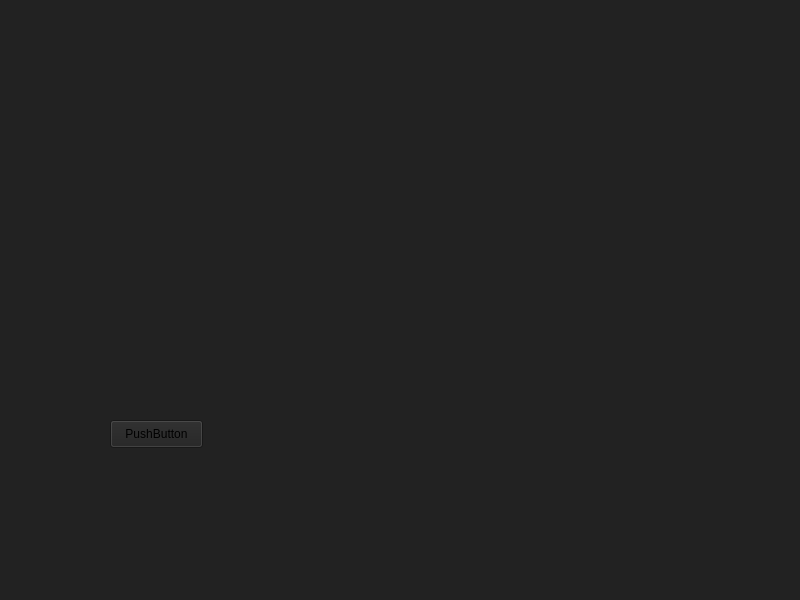
Alexandr-Filatov/BGA_Panel, file Panel.ui: the form before one commit.
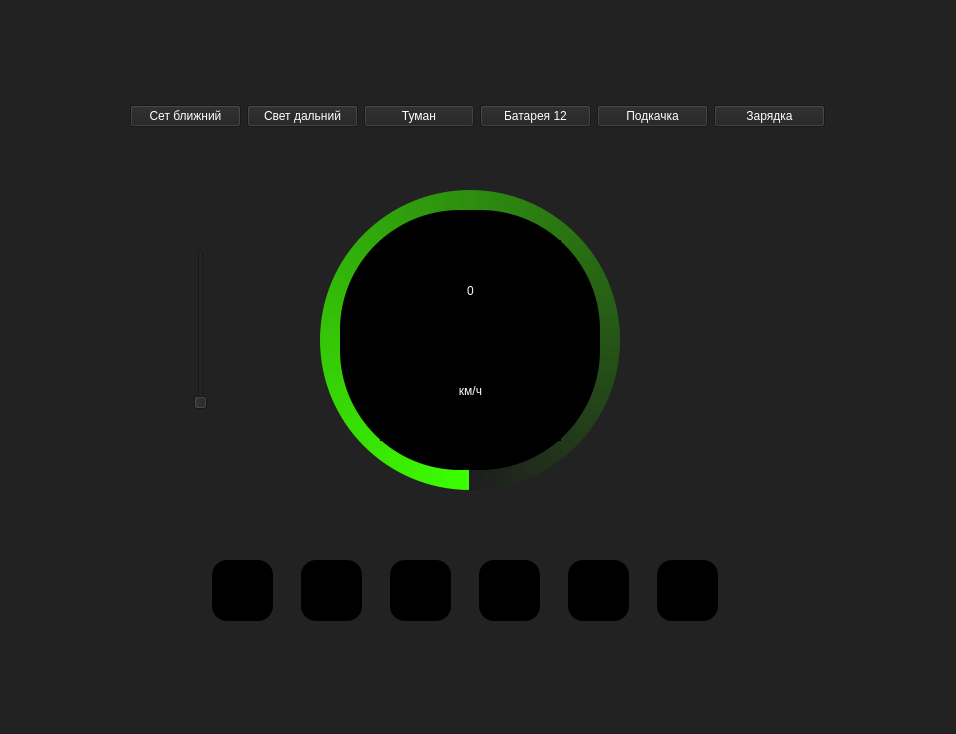
The form after the commit. Icons and pictures are not drawn.

Patch:
```diff
--- a/Panel.ui
+++ b/Panel.ui
@@ -6,8 +6,8 @@
    <rect>
     <x>0</x>
     <y>0</y>
-    <width>800</width>
-    <height>600</height>
+    <width>956</width>
+    <height>734</height>
    </rect>
   </property>
   <property name="windowTitle">
@@ -15,30 +15,39 @@
   </property>
   <property name="styleSheet">
    <string notr="true">background-color: rgb(34, 34, 34);
+color: rgb(255, 255, 255);
+font: 75 12pt &quot;MS Shell Dlg 2&quot;;
 </string>
   </property>
   <widget class="QWidget" name="centralwidget">
+   <widget class="QWidget" name="">
+    <property name="geometry">
+     <rect>
+      <x>190</x>
+      <y>520</y>
+      <width>551</width>
+      <height>141</height>
+     </rect>
+    </property>
+    <layout class="QHBoxLayout" name="horizontalLayout_2">
+     <item>
    <widget class="QLabel" name="label">
-    <property name="geometry">
-     <rect>
-      <x>110</x>
-      <y>180</y>
-      <width>61</width>
-      <height>61</height>
-     </rect>
-    </property>
     <property name="sizePolicy">
-     <sizepolicy hsizetype="Fixed" vsizetype="Fixed">
+        <sizepolicy hsizetype="Expanding" vsizetype="Expanding">
       <horstretch>0</horstretch>
       <verstretch>0</verstretch>
      </sizepolicy>
     </property>
     <property name="maximumSize">
      <size>
-      <width>1024</width>
-      <height>1024</height>
-     </size>
-    </property>
+         <width>61</width>
+         <height>61</height>
+        </size>
+       </property>
+       <property name="styleSheet">
+        <string notr="true">background-color: rgb(0, 0, 0);
+border-radius: 15px;</string>
+       </property>
     <property name="text">
      <string/>
     </property>
@@ -49,52 +58,25 @@
      <bool>true</bool>
     </property>
    </widget>
-   <widget class="QLabel" name="label_2">
-    <property name="geometry">
-     <rect>
-      <x>110</x>
-      <y>250</y>
-      <width>61</width>
-      <height>61</height>
-     </rect>
-    </property>
-    <property name="sizePolicy">
-     <sizepolicy hsizetype="Fixed" vsizetype="Fixed">
-      <horstretch>0</horstretch>
-      <verstretch>0</verstretch>
-     </sizepolicy>
-    </property>
-    <property name="maximumSize">
-     <size>
-      <width>1024</width>
-      <height>1024</height>
-     </size>
-    </property>
-    <property name="text">
-     <string/>
-    </property>
-    <property name="pixmap">
-     <pixmap>icons/car-lights-light-svgrepo-on-com.png</pixmap>
-    </property>
-    <property name="scaledContents">
-     <bool>true</bool>
-    </property>
-   </widget>
+     </item>
+     <item>
    <widget class="QLabel" name="label_3">
-    <property name="geometry">
-     <rect>
-      <x>190</x>
-      <y>180</y>
-      <width>61</width>
-      <height>61</height>
-     </rect>
-    </property>
     <property name="sizePolicy">
      <sizepolicy hsizetype="Fixed" vsizetype="Fixed">
       <horstretch>0</horstretch>
       <verstretch>0</verstretch>
      </sizepolicy>
     </property>
+       <property name="maximumSize">
+        <size>
+         <width>61</width>
+         <height>61</height>
+        </size>
+       </property>
+       <property name="styleSheet">
+        <string notr="true">background-color: rgb(0, 0, 0);
+border-radius:15px;</string>
+       </property>
     <property name="text">
      <string/>
     </property>
@@ -105,46 +87,25 @@
      <bool>true</bool>
     </property>
    </widget>
-   <widget class="QLabel" name="label_4">
-    <property name="geometry">
-     <rect>
-      <x>190</x>
-      <y>250</y>
-      <width>61</width>
-      <height>61</height>
-     </rect>
-    </property>
-    <property name="sizePolicy">
-     <sizepolicy hsizetype="Fixed" vsizetype="Fixed">
-      <horstretch>0</horstretch>
-      <verstretch>0</verstretch>
-     </sizepolicy>
-    </property>
-    <property name="text">
-     <string/>
-    </property>
-    <property name="pixmap">
-     <pixmap>icons/car-lights-car-svgrepo-com (1).png</pixmap>
-    </property>
-    <property name="scaledContents">
-     <bool>true</bool>
-    </property>
-   </widget>
+     </item>
+     <item>
    <widget class="QLabel" name="label_5">
-    <property name="geometry">
-     <rect>
-      <x>260</x>
-      <y>180</y>
-      <width>61</width>
-      <height>61</height>
-     </rect>
-    </property>
     <property name="sizePolicy">
      <sizepolicy hsizetype="Fixed" vsizetype="Fixed">
       <horstretch>0</horstretch>
       <verstretch>0</verstretch>
      </sizepolicy>
     </property>
+       <property name="maximumSize">
+        <size>
+         <width>61</width>
+         <height>61</height>
+        </size>
+       </property>
+       <property name="styleSheet">
+        <string notr="true">background-color: rgb(0, 0, 0);
+border-radius:15px;</string>
+       </property>
     <property name="text">
      <string/>
     </property>
@@ -155,121 +116,25 @@
      <bool>true</bool>
     </property>
    </widget>
-   <widget class="QLabel" name="label_6">
-    <property name="geometry">
-     <rect>
-      <x>260</x>
-      <y>250</y>
-      <width>61</width>
-      <height>61</height>
-     </rect>
-    </property>
-    <property name="sizePolicy">
-     <sizepolicy hsizetype="Fixed" vsizetype="Fixed">
-      <horstretch>0</horstretch>
-      <verstretch>0</verstretch>
-     </sizepolicy>
-    </property>
-    <property name="text">
-     <string/>
-    </property>
-    <property name="pixmap">
-     <pixmap>icons/fog-light-fog-svgrepo-com (1).png</pixmap>
-    </property>
-    <property name="scaledContents">
-     <bool>true</bool>
-    </property>
-   </widget>
-   <widget class="QLabel" name="label_7">
-    <property name="geometry">
-     <rect>
-      <x>420</x>
-      <y>240</y>
-      <width>61</width>
-      <height>61</height>
-     </rect>
-    </property>
-    <property name="sizePolicy">
-     <sizepolicy hsizetype="Fixed" vsizetype="Fixed">
-      <horstretch>0</horstretch>
-      <verstretch>0</verstretch>
-     </sizepolicy>
-    </property>
-    <property name="text">
-     <string/>
-    </property>
-    <property name="pixmap">
-     <pixmap>icons/air-pump-pump-svgrepo-com (1).png</pixmap>
-    </property>
-    <property name="scaledContents">
-     <bool>true</bool>
-    </property>
-   </widget>
-   <widget class="QLabel" name="label_8">
-    <property name="geometry">
-     <rect>
-      <x>340</x>
-      <y>240</y>
-      <width>61</width>
-      <height>61</height>
-     </rect>
-    </property>
-    <property name="sizePolicy">
-     <sizepolicy hsizetype="Fixed" vsizetype="Fixed">
-      <horstretch>0</horstretch>
-      <verstretch>0</verstretch>
-     </sizepolicy>
-    </property>
-    <property name="text">
-     <string/>
-    </property>
-    <property name="pixmap">
-     <pixmap>icons/battery-svgrepo-com (1).png</pixmap>
-    </property>
-    <property name="scaledContents">
-     <bool>true</bool>
-    </property>
-   </widget>
-   <widget class="QLabel" name="label_10">
-    <property name="geometry">
-     <rect>
-      <x>420</x>
-      <y>170</y>
-      <width>61</width>
-      <height>61</height>
-     </rect>
-    </property>
-    <property name="sizePolicy">
-     <sizepolicy hsizetype="Fixed" vsizetype="Fixed">
-      <horstretch>0</horstretch>
-      <verstretch>0</verstretch>
-     </sizepolicy>
-    </property>
-    <property name="text">
-     <string/>
-    </property>
-    <property name="pixmap">
-     <pixmap>icons/air-pump-pump-svgrepo-com.png</pixmap>
-    </property>
-    <property name="scaledContents">
-     <bool>true</bool>
-    </property>
-   </widget>
+     </item>
+     <item>
    <widget class="QLabel" name="label_12">
-    <property name="geometry">
-     <rect>
-      <x>340</x>
-      <y>170</y>
-      <width>61</width>
-      <height>61</height>
-     </rect>
-    </property>
     <property name="sizePolicy">
      <sizepolicy hsizetype="Fixed" vsizetype="Fixed">
       <horstretch>0</horstretch>
       <verstretch>0</verstretch>
      </sizepolicy>
     </property>
+       <property name="maximumSize">
+        <size>
+         <width>61</width>
+         <height>61</height>
+        </size>
+       </property>
+       <property name="styleSheet">
+        <string notr="true">background-color: rgb(0, 0, 0);
+border-radius:15px;</string>
+       </property>
     <property name="text">
      <string/>
     </property>
@@ -280,21 +145,54 @@
      <bool>true</bool>
     </property>
    </widget>
+     </item>
+     <item>
+      <widget class="QLabel" name="label_10">
+       <property name="sizePolicy">
+        <sizepolicy hsizetype="Fixed" vsizetype="Fixed">
+         <horstretch>0</horstretch>
+         <verstretch>0</verstretch>
+        </sizepolicy>
+       </property>
+       <property name="maximumSize">
+        <size>
+         <width>61</width>
+         <height>61</height>
+        </size>
+       </property>
+       <property name="styleSheet">
+        <string notr="true">background-color: rgb(0, 0, 0);
+border-radius:15px;</string>
+       </property>
+       <property name="text">
+        <string/>
+       </property>
+       <property name="pixmap">
+        <pixmap>icons/air-pump-pump-svgrepo-com.png</pixmap>
+       </property>
+       <property name="scaledContents">
+        <bool>true</bool>
+       </property>
+      </widget>
+     </item>
+     <item>
    <widget class="QLabel" name="label_11">
-    <property name="geometry">
-     <rect>
-      <x>500</x>
-      <y>170</y>
-      <width>61</width>
-      <height>61</height>
-     </rect>
-    </property>
     <property name="sizePolicy">
      <sizepolicy hsizetype="Fixed" vsizetype="Fixed">
       <horstretch>0</horstretch>
       <verstretch>0</verstretch>
      </sizepolicy>
     </property>
+       <property name="maximumSize">
+        <size>
+         <width>61</width>
+         <height>61</height>
+        </size>
+       </property>
+       <property name="styleSheet">
+        <string notr="true">background-color: rgb(0, 0, 0);
+border-radius:15px;</string>
+       </property>
     <property name="text">
      <string/>
     </property>
@@ -305,42 +203,201 @@
      <bool>true</bool>
     </property>
    </widget>
-   <widget class="QLabel" name="label_9">
+     </item>
+    </layout>
+   </widget>
+   <widget class="QFrame" name="circularSpeedBase">
     <property name="geometry">
      <rect>
-      <x>500</x>
-      <y>240</y>
-      <width>61</width>
-      <height>61</height>
+      <x>310</x>
+      <y>180</y>
+      <width>320</width>
+      <height>320</height>
      </rect>
     </property>
-    <property name="sizePolicy">
-     <sizepolicy hsizetype="Fixed" vsizetype="Fixed">
-      <horstretch>0</horstretch>
-      <verstretch>0</verstretch>
-     </sizepolicy>
+    <property name="frameShape">
+     <enum>QFrame::NoFrame</enum>
     </property>
+    <property name="frameShadow">
+     <enum>QFrame::Raised</enum>
+    </property>
+    <widget class="QFrame" name="circularSpeedProgress">
+     <property name="geometry">
+      <rect>
+       <x>10</x>
+       <y>10</y>
+       <width>300</width>
+       <height>300</height>
+      </rect>
+     </property>
+     <property name="styleSheet">
+      <string notr="true">QFrame{
+	background-color: qconicalgradient(cx:0.5, cy:0.5, angle:270, stop:0 rgba(170, 0, 0, 0), stop:0.00632911 rgba(0, 255, 0, 0), stop:0.998734 rgba(60, 255, 0, 255));
+	border-radius:150px;
+}</string>
+     </property>
+     <property name="frameShape">
+      <enum>QFrame::NoFrame</enum>
+     </property>
+     <property name="frameShadow">
+      <enum>QFrame::Raised</enum>
+     </property>
+    </widget>
+    <widget class="QFrame" name="circularBg">
+     <property name="geometry">
+      <rect>
+       <x>10</x>
+       <y>10</y>
+       <width>300</width>
+       <height>300</height>
+      </rect>
+     </property>
+     <property name="styleSheet">
+      <string notr="true">QFrame{
+	background-color: rgba(22, 22, 22, 100);
+	border-radius:150px;
+}</string>
+     </property>
+     <property name="frameShape">
+      <enum>QFrame::NoFrame</enum>
+     </property>
+     <property name="frameShadow">
+      <enum>QFrame::Raised</enum>
+     </property>
+    </widget>
+    <widget class="QFrame" name="container">
+     <property name="geometry">
+      <rect>
+       <x>30</x>
+       <y>30</y>
+       <width>260</width>
+       <height>260</height>
+      </rect>
+     </property>
+     <property name="styleSheet">
+      <string notr="true">QFrame{
+	border-radius: 120px;
+	background-color: rgb(0, 0, 0);
+}</string>
+     </property>
+     <property name="frameShape">
+      <enum>QFrame::NoFrame</enum>
+     </property>
+     <property name="frameShadow">
+      <enum>QFrame::Raised</enum>
+     </property>
+     <widget class="QWidget" name="">
+      <property name="geometry">
+       <rect>
+        <x>40</x>
+        <y>30</y>
+        <width>181</width>
+        <height>201</height>
+       </rect>
+      </property>
+      <layout class="QVBoxLayout" name="verticalLayout">
+       <property name="spacing">
+        <number>0</number>
+       </property>
+       <item>
+        <widget class="QLabel" name="speed">
+         <property name="styleSheet">
+          <string notr="true">font: 36pt &quot;Simplex&quot;;</string>
+         </property>
     <property name="text">
-     <string/>
-    </property>
-    <property name="pixmap">
-     <pixmap>icons/electric-charging-station-electric-energy-renewable-energy-svgrepo-com (2).png</pixmap>
-    </property>
-    <property name="scaledContents">
-     <bool>true</bool>
-    </property>
-   </widget>
+          <string>0</string>
+         </property>
+         <property name="alignment">
+          <set>Qt::AlignCenter</set>
+         </property>
+        </widget>
+       </item>
+       <item>
+        <widget class="QLabel" name="kmH">
+         <property name="styleSheet">
+          <string notr="true">
+font: 20pt &quot;Simplex_IV50&quot;;</string>
+         </property>
+         <property name="text">
+          <string>км/ч</string>
+         </property>
+         <property name="alignment">
+          <set>Qt::AlignCenter</set>
+         </property>
+        </widget>
+       </item>
+      </layout>
+     </widget>
+    </widget>
+    <zorder>circularBg</zorder>
+    <zorder>circularSpeedProgress</zorder>
+    <zorder>container</zorder>
+   </widget>
+   <widget class="QWidget" name="">
+    <property name="geometry">
+     <rect>
+      <x>130</x>
+      <y>80</y>
+      <width>695</width>
+      <height>72</height>
+     </rect>
+    </property>
+    <layout class="QHBoxLayout" name="horizontalLayout">
+     <item>
    <widget class="QPushButton" name="pushButton">
+       <property name="text">
+        <string>Сет ближний</string>
+       </property>
+      </widget>
+     </item>
+     <item>
+      <widget class="QPushButton" name="pushButton_2">
+       <property name="text">
+        <string>Свет дальний</string>
+       </property>
+      </widget>
+     </item>
+     <item>
+      <widget class="QPushButton" name="pushButton_3">
+       <property name="text">
+        <string>Туман</string>
+       </property>
+      </widget>
+     </item>
+     <item>
+      <widget class="QPushButton" name="pushButton_4">
+       <property name="text">
+        <string>Батарея 12</string>
+       </property>
+      </widget>
+     </item>
+     <item>
+      <widget class="QPushButton" name="pushButton_5">
+       <property name="text">
+        <string>Подкачка</string>
+       </property>
+      </widget>
+     </item>
+     <item>
+      <widget class="QPushButton" name="pushButton_6">
+       <property name="text">
+        <string>Зарядка</string>
+       </property>
+      </widget>
+     </item>
+    </layout>
+   </widget>
+   <widget class="QSlider" name="speedSlider">
     <property name="geometry">
      <rect>
-      <x>110</x>
-      <y>420</y>
-      <width>93</width>
-      <height>28</height>
+      <x>190</x>
+      <y>250</y>
+      <width>22</width>
+      <height>160</height>
      </rect>
     </property>
-    <property name="text">
-     <string>PushButton</string>
+    <property name="orientation">
+     <enum>Qt::Vertical</enum>
     </property>
    </widget>
   </widget>
```
Left out of the diff: 23 changed lines with no effect on the pictures. Lines whose indentation alone changed are shown as unchanged.
